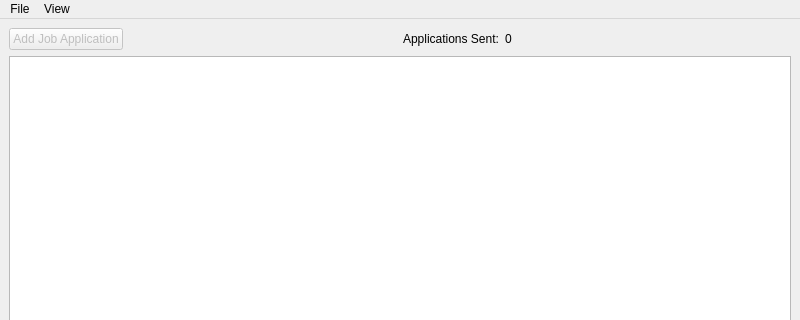
The window that JobAppTracker/QtGUI/ui/JobAppTrackerMainWindow.ui (dwp1084/QtJobAppTracker) describes before a commit, drawn with Qt 5; both pictures show x 0 to 800 and y 0 to 320 of the 800 by 600 pixel window.
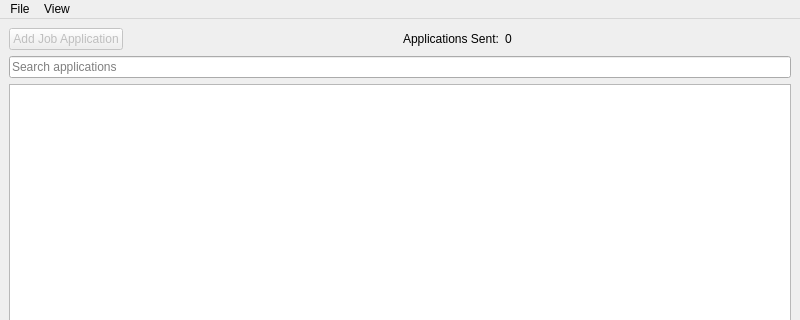
The same window after the commit.

Commit message: Implemented search, though there are still changes that need to be ironed out

The edit to the form file:
```diff
--- a/JobAppTracker/QtGUI/ui/JobAppTrackerMainWindow.ui
+++ b/JobAppTracker/QtGUI/ui/JobAppTrackerMainWindow.ui
@@ -80,6 +80,13 @@
       </item>
      </layout>
     </item>
+    <item>
+     <widget class="QLineEdit" name="searchBox">
+      <property name="placeholderText">
+       <string>Search applications</string>
+      </property>
+     </widget>
+    </item>
     <item>
      <widget class="QTableView" name="appTableView">
       <property name="editTriggers">
```
The commit also changes 3 other files.
